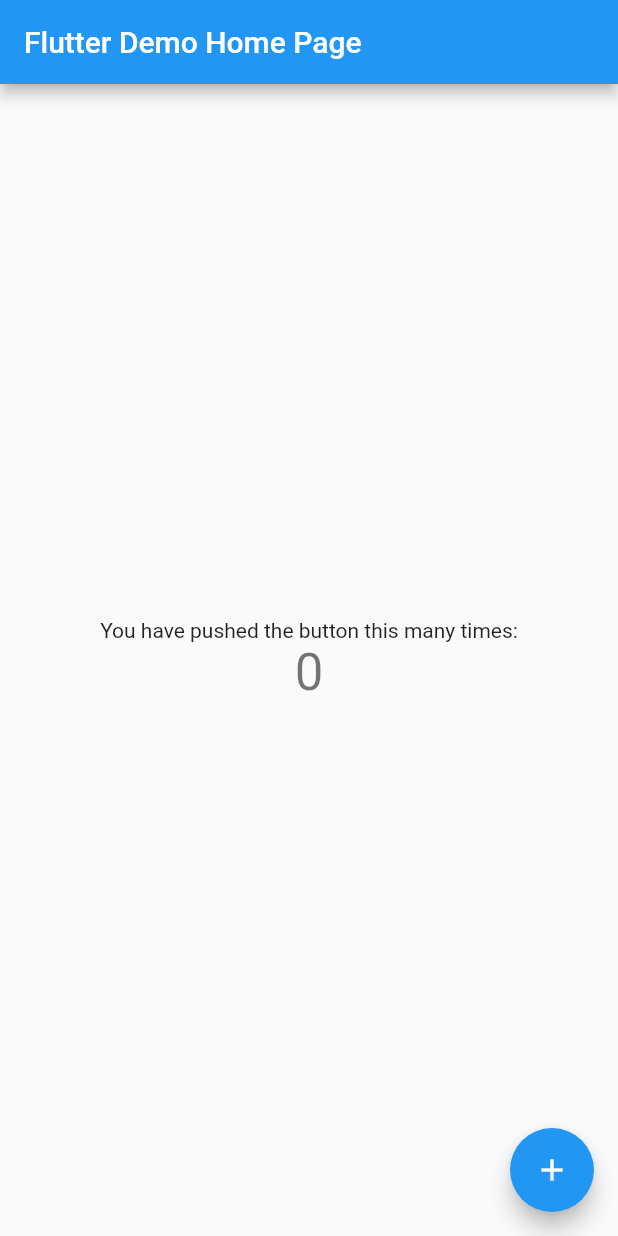
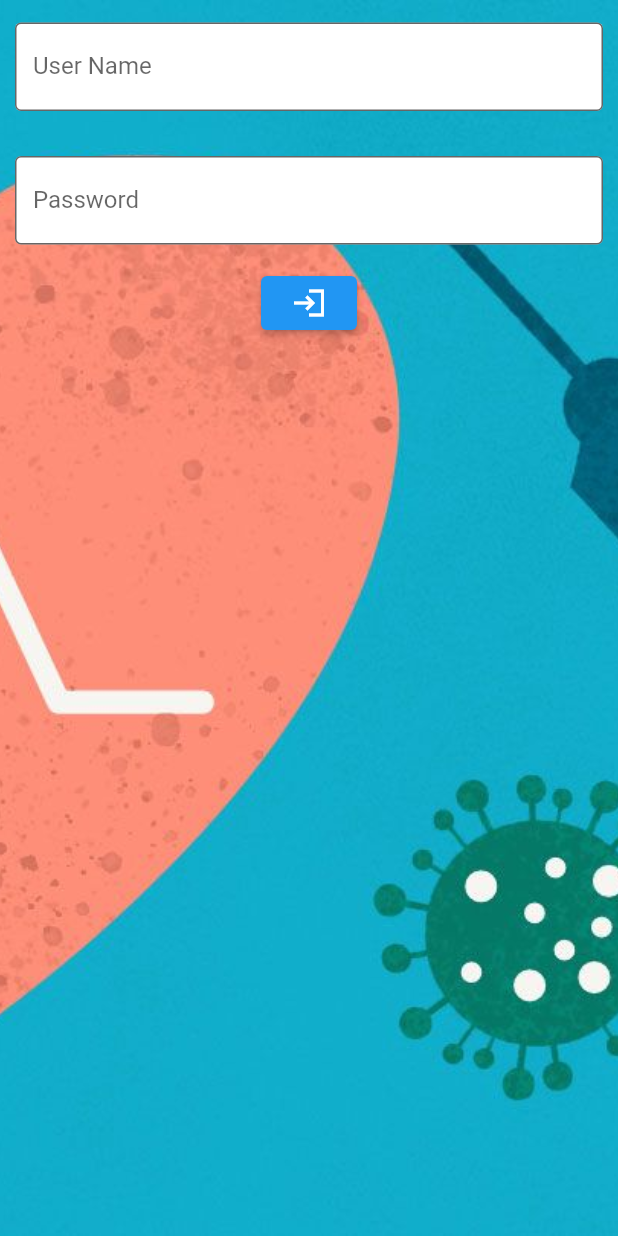
Before and after one commit to biruktesfu/covid_vaccination, a Flutter app: the screen it shows after launch, on a phone screen of 412 x 824 dp. Run offline on Flutter 3.47's test engine with Material 2 defaults, Android fonts, the light colour scheme and no system bars.

Commit message:
login page

```diff
--- a/lib/main.dart
+++ b/lib/main.dart
@@ -1,113 +1,100 @@
 import 'package:flutter/material.dart';
 
-void main() {
-  runApp(MyApp());
-}
+void main() => runApp(MyApp());
 
 class MyApp extends StatelessWidget {
-  // This widget is the root of your application.
+  Widget backgroundImage() {
+    return Container(
+      decoration: BoxDecoration(
+        image: DecorationImage(
+          image: AssetImage(
+            'assets/images/vaccination.jpg',
+          ),
+          fit: BoxFit.cover,
+        ),
+      ),
+    );
+  }
+
   @override
-  Widget build(BuildContext context) {
+  Widget build(BuildContext buildContext) {
     return MaterialApp(
-      title: 'Flutter Demo',
-      theme: ThemeData(
-        // This is the theme of your application.
-        //
-        // Try running your application with "flutter run". You'll see the
-        // application has a blue toolbar. Then, without quitting the app, try
-        // changing the primarySwatch below to Colors.green and then invoke
-        // "hot reload" (press "r" in the console where you ran "flutter run",
-        // or simply save your changes to "hot reload" in a Flutter IDE).
-        // Notice that the counter didn't reset back to zero; the application
-        // is not restarted.
-        primarySwatch: Colors.blue,
+      home: Scaffold(
+        body: Stack(
+          children: [
+            backgroundImage(),
+            LoginForm(),
+          ],
+        ),
       ),
-      home: MyHomePage(title: 'Flutter Demo Home Page'),
     );
   }
 }
 
-class MyHomePage extends StatefulWidget {
-  MyHomePage({Key? key, required this.title}) : super(key: key);
-
-  // This widget is the home page of your application. It is stateful, meaning
-  // that it has a State object (defined below) that contains fields that affect
-  // how it looks.
-
-  // This class is the configuration for the state. It holds the values (in this
-  // case the title) provided by the parent (in this case the App widget) and
-  // used by the build method of the State. Fields in a Widget subclass are
-  // always marked "final".
-
-  final String title;
-
+class LoginForm extends StatefulWidget {
   @override
-  _MyHomePageState createState() => _MyHomePageState();
+  LoginFormState createState() {
+    return LoginFormState();
+  }
 }
 
-class _MyHomePageState extends State<MyHomePage> {
-  int _counter = 0;
+class LoginFormState extends State<LoginForm> {
+  var username = TextEditingController();
+  var pass = TextEditingController();
 
-  void _incrementCounter() {
-    setState(() {
-      // This call to setState tells the Flutter framework that something has
-      // changed in this State, which causes it to rerun the build method below
-      // so that the display can reflect the updated values. If we changed
-      // _counter without calling setState(), then the build method would not be
-      // called again, and so nothing would appear to happen.
-      _counter++;
-    });
+  Widget formfield(var control, bool hideText, String label) {
+    return Padding(
+      padding: EdgeInsets.symmetric(
+        horizontal: 10,
+        vertical: 15,
+      ),
+      child: TextFormField(
+        controller: control,
+        obscureText: hideText,
+        decoration: InputDecoration(
+          fillColor: Colors.white,
+          filled: true,
+          border: OutlineInputBorder(),
+          labelText: label,
+        ),
+      ),
+    );
+  }
+
+  Widget loginButton() {
+    return ElevatedButton(
+      onPressed: () => {
+        if (username.text == "" || pass.text == "")
+          {
+            print("please fill the form"),
+          }
+        else
+          {
+            print("hurray"),
+          }
+      },
+      child: Icon(Icons.login_sharp),
+    );
   }
 
   @override
+  void dispose() {
+    //cleanup controller
+
+    username.dispose();
+    super.dispose();
+  }
+
   Widget build(BuildContext context) {
-    // This method is rerun every time setState is called, for instance as done
-    // by the _incrementCounter method above.
-    //
-    // The Flutter framework has been optimized to make rerunning build methods
-    // fast, so that you can just rebuild anything that needs updating rather
-    // than having to individually change instances of widgets.
-    return Scaffold(
-      appBar: AppBar(
-        // Here we take the value from the MyHomePage object that was created by
-        // the App.build method, and use it to set our appbar title.
-        title: Text(widget.title),
+    return Container(
+      alignment: Alignment.centerRight,
+      child: Column(
+        children: [
+          formfield(username, false, "User Name"),
+          formfield(pass, true, "Password"),
+          loginButton(),
+        ],
       ),
-      body: Center(
-        // Center is a layout widget. It takes a single child and positions it
-        // in the middle of the parent.
-        child: Column(
-          // Column is also a layout widget. It takes a list of children and
-          // arranges them vertically. By default, it sizes itself to fit its
-          // children horizontally, and tries to be as tall as its parent.
-          //
-          // Invoke "debug painting" (press "p" in the console, choose the
-          // "Toggle Debug Paint" action from the Flutter Inspector in Android
-          // Studio, or the "Toggle Debug Paint" command in Visual Studio Code)
-          // to see the wireframe for each widget.
-          //
-          // Column has various properties to control how it sizes itself and
-          // how it positions its children. Here we use mainAxisAlignment to
-          // center the children vertically; the main axis here is the vertical
-          // axis because Columns are vertical (the cross axis would be
-          // horizontal).
-          mainAxisAlignment: MainAxisAlignment.center,
-          children: <Widget>[
-            Text(
-              'You have pushed the button this many times:',
-            ),
-            Text(
-              '$_counter',
-              style: Theme.of(context).textTheme.headline4,
-            ),
-          ],
-        ),
-      ),
-      floatingActionButton: FloatingActionButton(
-        onPressed: _incrementCounter,
-        tooltip: 'Increment',
-        child: Icon(Icons.add),
-      ), // This trailing comma makes auto-formatting nicer for build methods.
     );
   }
 }
--- a/pubspec.yaml
+++ b/pubspec.yaml
@@ -45,9 +45,8 @@
   uses-material-design: true
 
   # To add assets to your application, add an assets section, like this:
-  # assets:
-  #   - images/a_dot_burr.jpeg
-  #   - images/a_dot_ham.jpeg
+  assets:
+    - assets/images/vaccination.jpg
 
   # An image asset can refer to one or more resolution-specific "variants", see
   # https://flutter.dev/assets-and-images/#resolution-aware.
```
Also changed, not shown: assets/images/vaccination.jpg (added), screens/login.dart (added), screens/signup.dart (added).
